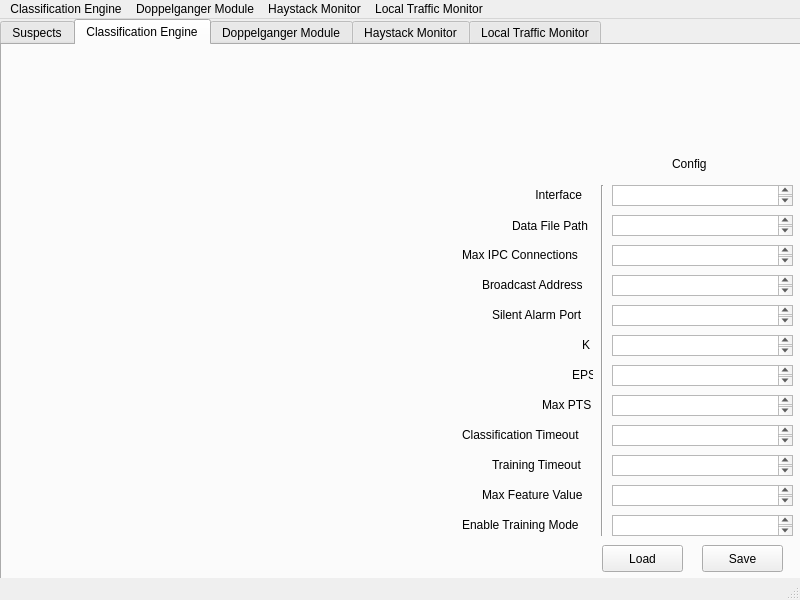
Above: NovaGUI/novagui.ui from altf4/Nova before the change. Below: the same form after it.
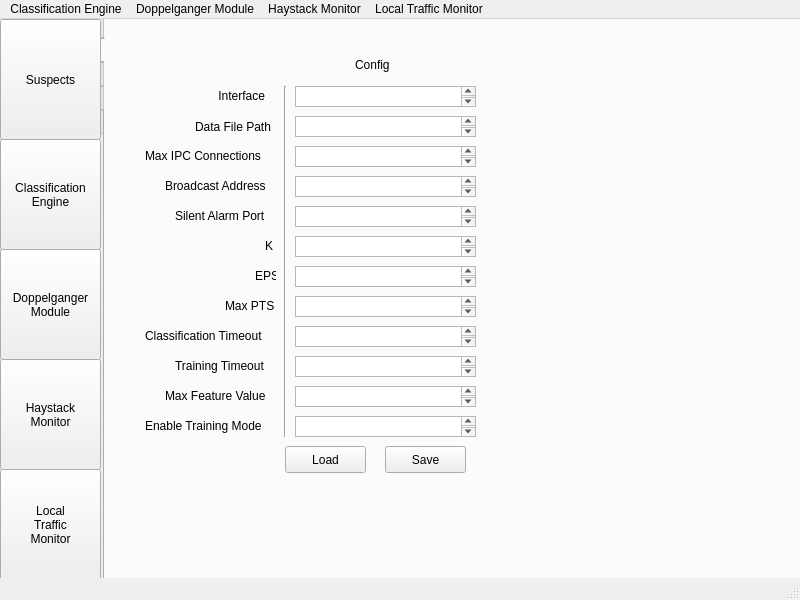
That is the form after the change. The open tabs and pages were chosen to show the change.

Commit message:
Change GUI Tabs to a sideways orientation
Qt allows zero flexibility with the size of the tab, orientation of the tab text
and displaying a new line for longer names.  The tabs have been orientated
west and hidden behind a series of buttons that emulate the tabs behavior
by setting the tab widgets current index. The buttons allow us more
flexibility as well as the ability to specify different or additional behaviors.
- See ticket #111

What changed in the file:
```diff
--- a/NovaGUI/novagui.ui
+++ b/NovaGUI/novagui.ui
@@ -17,18 +17,24 @@
    <widget class="QTabWidget" name="tabWidget">
     <property name="geometry">
      <rect>
-      <x>0</x>
-      <y>0</y>
-      <width>811</width>
-      <height>561</height>
+      <x>79</x>
+      <y>-5</y>
+      <width>723</width>
+      <height>570</height>
      </rect>
     </property>
+    <property name="tabPosition">
+     <enum>QTabWidget::West</enum>
+    </property>
     <property name="currentIndex">
-     <number>3</number>
+     <number>0</number>
+    </property>
+    <property name="usesScrollButtons">
+     <bool>true</bool>
     </property>
     <widget class="QWidget" name="Suspects">
      <attribute name="title">
-      <string>Suspects</string>
+      <string/>
      </attribute>
      <widget class="QListWidget" name="benignList">
       <property name="geometry">
@@ -79,13 +85,13 @@
     </widget>
     <widget class="QWidget" name="CETab">
      <attribute name="title">
-      <string>Classification Engine</string>
+      <string/>
      </attribute>
      <widget class="QPushButton" name="CELoadButton">
       <property name="geometry">
        <rect>
-        <x>600</x>
-        <y>500</y>
+        <x>180</x>
+        <y>430</y>
         <width>81</width>
         <height>27</height>
        </rect>
@@ -97,8 +103,8 @@
      <widget class="QPlainTextEdit" name="CETrainingTimeoutEdit">
       <property name="geometry">
        <rect>
-        <x>610</x>
-        <y>410</y>
+        <x>190</x>
+        <y>340</y>
         <width>181</width>
         <height>21</height>
        </rect>
@@ -107,8 +113,8 @@
      <widget class="QLabel" name="CEInterfaceLabel">
       <property name="geometry">
        <rect>
-        <x>530</x>
-        <y>140</y>
+        <x>110</x>
+        <y>70</y>
         <width>71</width>
         <height>20</height>
        </rect>
@@ -120,8 +126,8 @@
      <widget class="QLabel" name="CEIPCMaxConnectLabel">
       <property name="geometry">
        <rect>
-        <x>460</x>
-        <y>200</y>
+        <x>40</x>
+        <y>130</y>
         <width>131</width>
         <height>20</height>
        </rect>
@@ -133,8 +139,8 @@
      <widget class="QPushButton" name="CESaveButton">
       <property name="geometry">
        <rect>
-        <x>700</x>
-        <y>500</y>
+        <x>280</x>
+        <y>430</y>
         <width>81</width>
         <height>27</height>
        </rect>
@@ -146,8 +152,8 @@
      <widget class="QPlainTextEdit" name="CEMaxFeatureValEdit">
       <property name="geometry">
        <rect>
-        <x>610</x>
-        <y>440</y>
+        <x>190</x>
+        <y>370</y>
         <width>181</width>
         <height>21</height>
        </rect>
@@ -156,8 +162,8 @@
      <widget class="QLabel" name="CEConfigLabel">
       <property name="geometry">
        <rect>
-        <x>670</x>
-        <y>110</y>
+        <x>250</x>
+        <y>40</y>
         <width>67</width>
         <height>17</height>
        </rect>
@@ -169,8 +175,8 @@
      <widget class="QPlainTextEdit" name="CEEnableTrainingEdit">
       <property name="geometry">
        <rect>
-        <x>610</x>
-        <y>470</y>
+        <x>190</x>
+        <y>400</y>
         <width>181</width>
         <height>21</height>
        </rect>
@@ -179,8 +185,8 @@
      <widget class="QLabel" name="CEDatafileLabel">
       <property name="geometry">
        <rect>
-        <x>510</x>
-        <y>170</y>
+        <x>90</x>
+        <y>100</y>
         <width>81</width>
         <height>21</height>
        </rect>
@@ -192,8 +198,8 @@
      <widget class="Line" name="CELine_2">
       <property name="geometry">
        <rect>
-        <x>590</x>
-        <y>140</y>
+        <x>170</x>
+        <y>70</y>
         <width>20</width>
         <height>351</height>
        </rect>
@@ -205,8 +211,8 @@
      <widget class="QPlainTextEdit" name="CEMaxPtsEdit">
       <property name="geometry">
        <rect>
-        <x>610</x>
-        <y>350</y>
+        <x>190</x>
+        <y>280</y>
         <width>181</width>
         <height>21</height>
        </rect>
@@ -215,8 +221,8 @@
      <widget class="QPlainTextEdit" name="CEClassificationTimeoutEdit">
       <property name="geometry">
        <rect>
-        <x>610</x>
-        <y>380</y>
+        <x>190</x>
+        <y>310</y>
         <width>181</width>
         <height>21</height>
        </rect>
@@ -225,8 +231,8 @@
      <widget class="QPlainTextEdit" name="CEEPSEdit">
       <property name="geometry">
        <rect>
-        <x>610</x>
-        <y>320</y>
+        <x>190</x>
+        <y>250</y>
         <width>181</width>
         <height>21</height>
        </rect>
@@ -235,8 +241,8 @@
      <widget class="QPlainTextEdit" name="CEBroadcastAddrEdit">
       <property name="geometry">
        <rect>
-        <x>610</x>
-        <y>230</y>
+        <x>190</x>
+        <y>160</y>
         <width>181</width>
         <height>21</height>
        </rect>
@@ -245,8 +251,8 @@
      <widget class="QPlainTextEdit" name="CESilentAlarmPortEdit">
       <property name="geometry">
        <rect>
-        <x>610</x>
-        <y>260</y>
+        <x>190</x>
+        <y>190</y>
         <width>181</width>
         <height>21</height>
        </rect>
@@ -255,8 +261,8 @@
      <widget class="QPlainTextEdit" name="CEKEdit">
       <property name="geometry">
        <rect>
-        <x>610</x>
-        <y>290</y>
+        <x>190</x>
+        <y>220</y>
         <width>181</width>
         <height>21</height>
        </rect>
@@ -265,8 +271,8 @@
      <widget class="QPlainTextEdit" name="CEInterfaceEdit">
       <property name="geometry">
        <rect>
-        <x>610</x>
-        <y>140</y>
+        <x>190</x>
+        <y>70</y>
         <width>181</width>
         <height>21</height>
        </rect>
@@ -275,8 +281,8 @@
      <widget class="QPlainTextEdit" name="CEIPCMaxConnectEdit">
       <property name="geometry">
        <rect>
-        <x>610</x>
-        <y>200</y>
+        <x>190</x>
+        <y>130</y>
         <width>181</width>
         <height>21</height>
        </rect>
@@ -285,8 +291,8 @@
      <widget class="QPlainTextEdit" name="CEDatafileEdit">
       <property name="geometry">
        <rect>
-        <x>610</x>
-        <y>170</y>
+        <x>190</x>
+        <y>100</y>
         <width>181</width>
         <height>21</height>
        </rect>
@@ -295,8 +301,8 @@
      <widget class="QLabel" name="CEBroadcastAddrLabel">
       <property name="geometry">
        <rect>
-        <x>480</x>
-        <y>230</y>
+        <x>60</x>
+        <y>160</y>
         <width>121</width>
         <height>20</height>
        </rect>
@@ -308,8 +314,8 @@
      <widget class="QLabel" name="CESilentAlarmPortLabel">
       <property name="geometry">
        <rect>
-        <x>490</x>
-        <y>260</y>
+        <x>70</x>
+        <y>190</y>
         <width>101</width>
         <height>20</height>
        </rect>
@@ -321,8 +327,8 @@
      <widget class="QLabel" name="CEKLabel">
       <property name="geometry">
        <rect>
-        <x>580</x>
-        <y>290</y>
+        <x>160</x>
+        <y>220</y>
         <width>16</width>
         <height>20</height>
        </rect>
@@ -334,8 +340,8 @@
      <widget class="QLabel" name="CEEPSLabel">
       <property name="geometry">
        <rect>
-        <x>570</x>
-        <y>320</y>
+        <x>150</x>
+        <y>250</y>
         <width>21</width>
         <height>20</height>
        </rect>
@@ -347,8 +353,8 @@
      <widget class="QLabel" name="CEMaxPtsLabel">
       <property name="geometry">
        <rect>
-        <x>540</x>
-        <y>350</y>
+        <x>120</x>
+        <y>280</y>
         <width>51</width>
         <height>20</height>
        </rect>
@@ -360,8 +366,8 @@
      <widget class="QLabel" name="CEClassificationTimeoutLabel">
       <property name="geometry">
        <rect>
-        <x>460</x>
-        <y>380</y>
+        <x>40</x>
+        <y>310</y>
         <width>131</width>
         <height>20</height>
        </rect>
@@ -373,8 +379,8 @@
      <widget class="QLabel" name="CETrainingTimeoutLabel">
       <property name="geometry">
        <rect>
-        <x>490</x>
-        <y>410</y>
+        <x>70</x>
+        <y>340</y>
         <width>101</width>
         <height>20</height>
        </rect>
@@ -386,8 +392,8 @@
      <widget class="QLabel" name="CEMaxFeatureValLabel">
       <property name="geometry">
        <rect>
-        <x>480</x>
-        <y>440</y>
+        <x>60</x>
+        <y>370</y>
         <width>111</width>
         <height>20</height>
        </rect>
@@ -399,8 +405,8 @@
      <widget class="QLabel" name="CEEnableTrainingLabel">
       <property name="geometry">
        <rect>
-        <x>460</x>
-        <y>470</y>
+        <x>40</x>
+        <y>400</y>
         <width>131</width>
         <height>20</height>
        </rect>
@@ -412,7 +418,7 @@
     </widget>
     <widget class="QWidget" name="DMTab">
      <attribute name="title">
-      <string>Doppelganger Module</string>
+      <string/>
      </attribute>
      <widget class="QPlainTextEdit" name="DMInterfaceEdit">
       <property name="geometry">
@@ -538,7 +544,7 @@
     </widget>
     <widget class="QWidget" name="HSTab">
      <attribute name="title">
-      <string>Haystack Monitor</string>
+      <string/>
      </attribute>
      <widget class="QLabel" name="HSConfigLabel">
       <property name="geometry">
@@ -687,7 +693,7 @@
     </widget>
     <widget class="QWidget" name="LTMTab">
      <attribute name="title">
-      <string>Local Traffic Monitor</string>
+      <string/>
      </attribute>
      <widget class="QPlainTextEdit" name="LTMInterfaceEdit">
       <property name="geometry">
@@ -812,6 +818,79 @@
      </widget>
     </widget>
    </widget>
+   <widget class="QPushButton" name="SuspectButton">
+    <property name="geometry">
+     <rect>
+      <x>0</x>
+      <y>0</y>
+      <width>101</width>
+      <height>121</height>
+     </rect>
+    </property>
+    <property name="text">
+     <string>Suspects</string>
+    </property>
+   </widget>
+   <widget class="QPushButton" name="CEButton">
+    <property name="geometry">
+     <rect>
+      <x>0</x>
+      <y>120</y>
+      <width>101</width>
+      <height>111</height>
+     </rect>
+    </property>
+    <property name="text">
+     <string>Classification
+Engine</string>
+    </property>
+    <property name="autoRepeat">
+     <bool>false</bool>
+    </property>
+   </widget>
+   <widget class="QPushButton" name="DMButton">
+    <property name="geometry">
+     <rect>
+      <x>0</x>
+      <y>230</y>
+      <width>101</width>
+      <height>111</height>
+     </rect>
+    </property>
+    <property name="text">
+     <string>Doppelganger
+Module</string>
+    </property>
+   </widget>
+   <widget class="QPushButton" name="HSButton">
+    <property name="geometry">
+     <rect>
+      <x>0</x>
+      <y>340</y>
+      <width>101</width>
+      <height>111</height>
+     </rect>
+    </property>
+    <property name="text">
+     <string>Haystack
+Monitor</string>
+    </property>
+   </widget>
+   <widget class="QPushButton" name="LTMButton">
+    <property name="geometry">
+     <rect>
+      <x>0</x>
+      <y>450</y>
+      <width>101</width>
+      <height>111</height>
+     </rect>
+    </property>
+    <property name="text">
+     <string>Local
+Traffic
+Monitor</string>
+    </property>
+   </widget>
   </widget>
   <widget class="QMenuBar" name="menubar">
    <property name="geometry">
```
Left out of the diff: 136 changed lines with no effect on the pictures. The commit also changes 3 other files.
